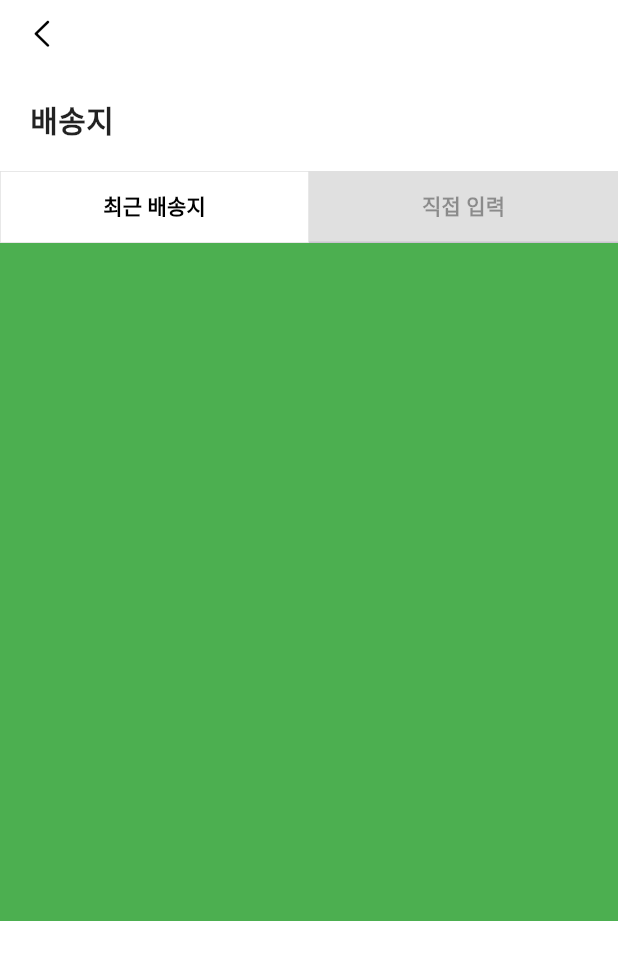
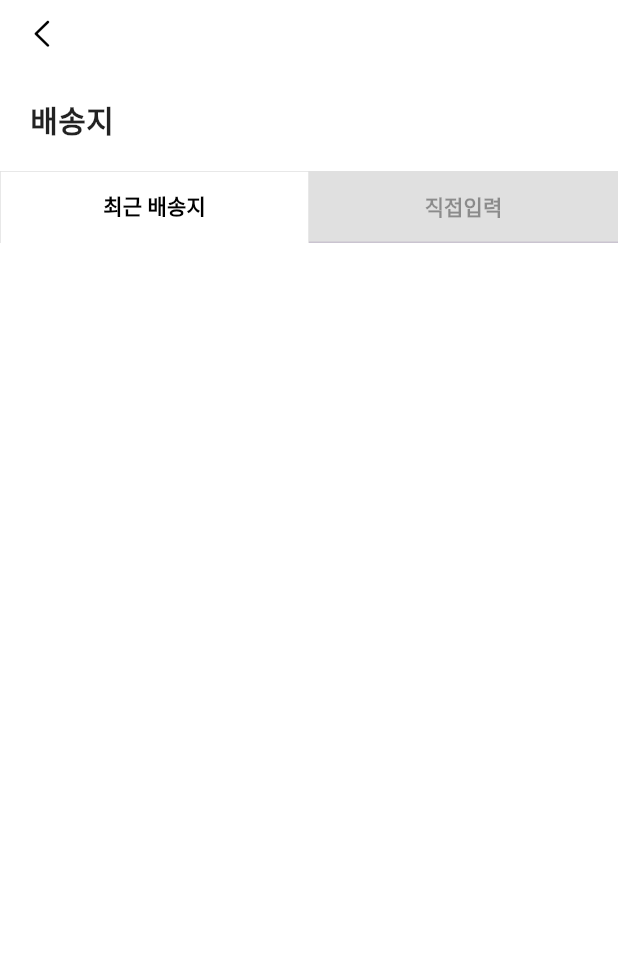
Before and after one commit to chugue/ropa-flutter-project, a Flutter app: the screen it shows after launch, on a phone screen of 412 x 824 dp. Shown: the top 960 px of the screen. Run offline on Flutter 3.47's test engine with Material 3 defaults, Android fonts, the phone set to English and light mode, and no system bars; our stand-ins replace google_fonts.

Commit message:
중간 저장

```diff
--- a/lib/holder/buy/_address_tab.dart
+++ b/lib/holder/buy/_address_tab.dart
@@ -1,5 +1,8 @@
 import 'package:flutter/cupertino.dart';
 import 'package:flutter/material.dart';
+import 'package:flutter/widgets.dart';
+
+import '_choose_address.dart';
 
 class AddressTab extends StatefulWidget {
   const AddressTab({Key? key}) : super(key: key);
@@ -40,9 +43,10 @@ class _AddressTabState extends State<AddressTab>
       labelPadding: EdgeInsets.zero,
       indicator: BoxDecoration(
         color: Colors.white,
-        border: Border.all(
-          color: Colors.black12,
-          width: 0.5,
+        border: Border(
+          top: BorderSide(color: Colors.black12, width: 0.5),
+          left: BorderSide(color: Colors.black12, width: 0.5),
+          right: BorderSide(color: Colors.black12, width: 0.5),
         ),
       ),
       labelColor: Colors.black,
@@ -69,9 +73,9 @@ class _AddressTabState extends State<AddressTab>
             width: double.infinity,
             child: Center(
               child: Text(
-                "직접 입력",
+                "직접입력",
                 style: TextStyle(
-                  fontWeight: FontWeight.bold,
+                  fontWeight: FontWeight.w700,
                 ),
               ),
             ),
@@ -85,9 +89,58 @@ class _AddressTabState extends State<AddressTab>
     return TabBarView(
       controller: _tabController,
       children: [
-        Container(color: Colors.green),
-        Container(color: Colors.red),
+        Container(
+          color: Colors.white,
+        ),
+        Container(
+          color: Colors.white,
+          child: Column(
+            children: [
+              ChooseAddress(),
+              InputAddress(),
+              Container(),
+              Container(),
+              Container(),
+              Container(),
+              Container(),
+            ],
+          ),
+        ),
       ],
     );
   }
 }
+
+class InputAddress extends StatelessWidget {
+  const InputAddress({
+    super.key,
+  });
+
+  @override
+  Widget build(BuildContext context) {
+    return Container(
+      child: Row(
+        children: [
+          Padding(
+            padding: const EdgeInsets.symmetric(horizontal: 20),
+            child: Column(
+              crossAxisAlignment: CrossAxisAlignment.start,
+              children: [
+                Text(
+                  "받는사람",
+                  style: TextStyle(
+                    color: Colors.black87,
+                    fontWeight: FontWeight.w600,
+                  ),
+                ),
+              ],
+            ),
+          ),
+          Column(
+            crossAxisAlignment: CrossAxisAlignment.end,
+          ),
+        ],
+      ),
+    );
+  }
+}
```
Also changed, not shown: lib/holder/buy/_choose_address.dart (added, +64 -0 lines).
